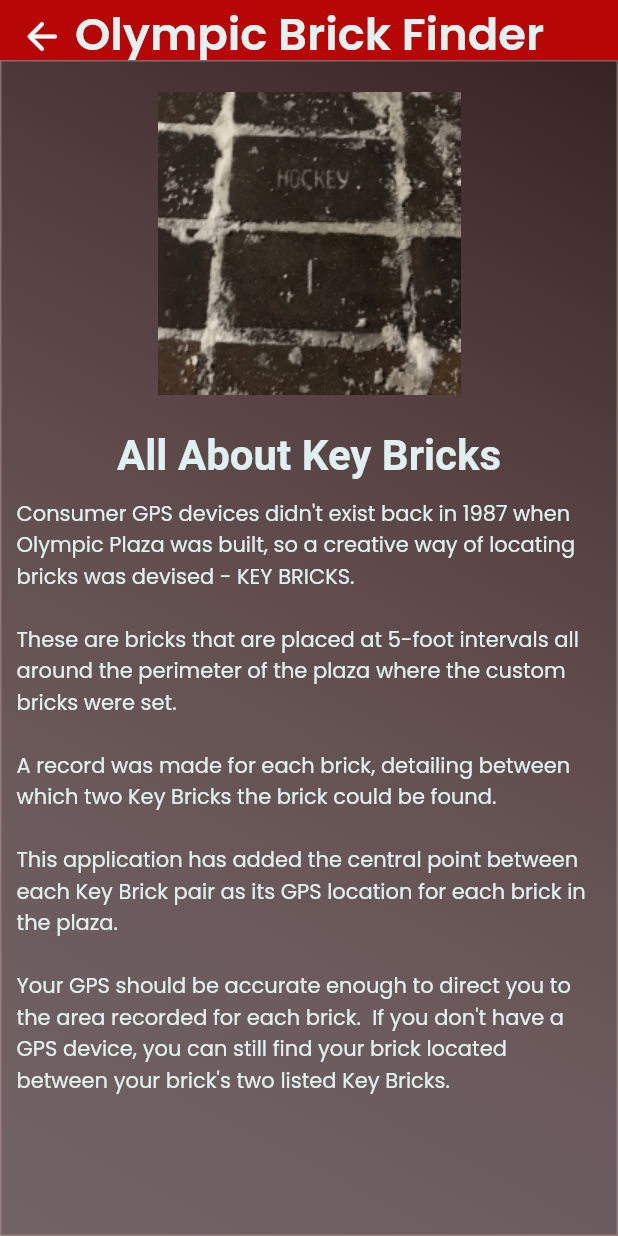
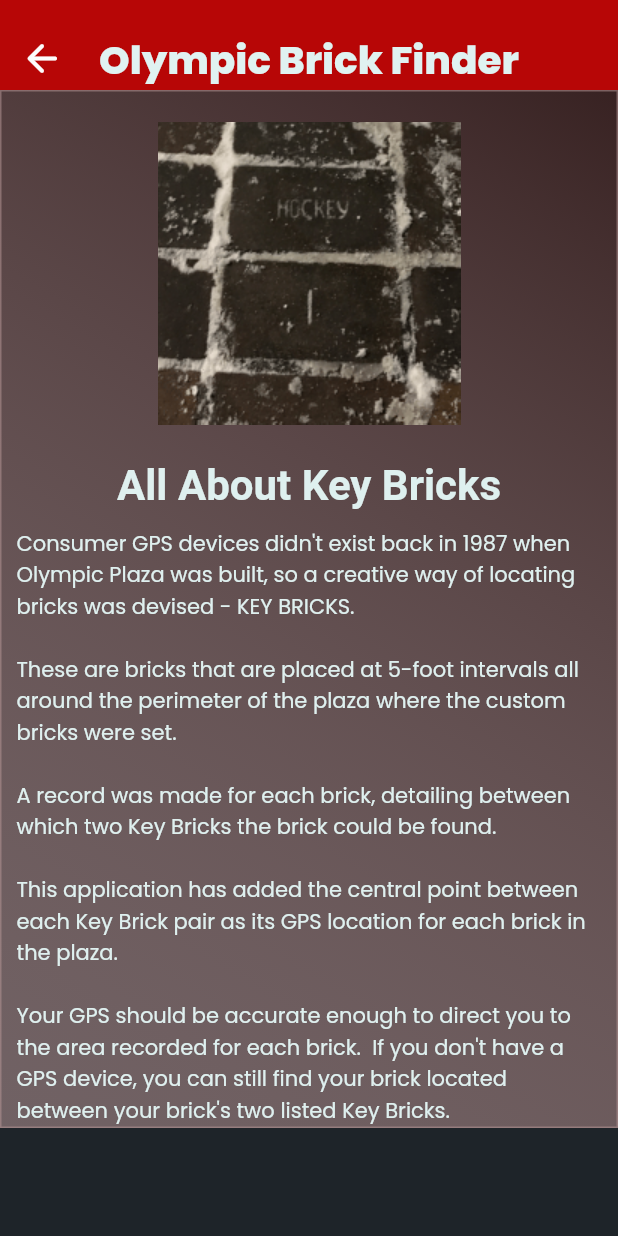
Before and after one commit to RonMcMahon/iOSBrickFinder, a Flutter app: the KeyBricksWidget screen opened directly, on a phone screen of 412 x 824 dp. Run offline on Flutter 3.47's test engine with Material 2 defaults, Android fonts, the phone set to English and light mode, and no system bars; drawn by our look-alikes of auto_size_text; our stand-ins replace built_collection, built_value, cloud_firestore, easy_debounce, equatable, firebase_core and 4 more; missing offline and left inert: algolia; accounts and stored records are empty; generated files the repository leaves out were written again; Roboto replaces fonts that are missing (Lexend Deca); statements that could not run were skipped.

Commit message:
Updating to latest FlutterFlow output.

```diff
--- /dev/null
+++ b/lib/custom_code/actions/index.dart
@@ -0,0 +1 @@
+export 'copy_text.dart' show copyText;
--- a/lib/flutter_flow/flutter_flow_google_map.dart
+++ b/lib/flutter_flow/flutter_flow_google_map.dart
@@ -39,7 +39,7 @@ class FlutterFlowMarker {
 
 class FlutterFlowGoogleMap extends StatefulWidget {
   const FlutterFlowGoogleMap({
-    this.controller,
+    @required this.controller,
     this.onCameraIdle,
     this.initialLocation,
     this.markers = const [],
@@ -93,7 +93,7 @@ class _FlutterFlowGoogleMapState extends State<FlutterFlowGoogleMap> {
   void initState() {
     super.initState();
     currentMapCenter = initialPosition;
-    _controller = widget.controller ?? Completer<GoogleMapController>();
+    _controller = widget.controller;
   }
 
   @override
--- a/lib/flutter_flow/flutter_flow_widgets.dart
+++ b/lib/flutter_flow/flutter_flow_widgets.dart
@@ -90,10 +90,9 @@ class _FFButtonWidgetState extends State<FFButtonWidget> {
             setState(() => loading = true);
             try {
               await widget.onPressed();
-            } catch (e) {
-              print('On pressed error:\n$e');
+            } finally {
+              setState(() => loading = false);
             }
-            setState(() => loading = false);
           }
         : () => widget.onPressed();
 
--- /dev/null
+++ b/lib/index.dart
@@ -0,0 +1,6 @@
+// Export pages
+export 'home_page/home_page_widget.dart' show HomePageWidget;
+export 'details/details_widget.dart' show DetailsWidget;
+export 'about/about_widget.dart' show AboutWidget;
+export 'key_bricks/key_bricks_widget.dart' show KeyBricksWidget;
+export 'share/share_widget.dart' show ShareWidget;
--- a/lib/key_bricks/key_bricks_widget.dart
+++ b/lib/key_bricks/key_bricks_widget.dart
@@ -2,7 +2,6 @@ import '../flutter_flow/flutter_flow_animations.dart';
 import '../flutter_flow/flutter_flow_icon_button.dart';
 import '../flutter_flow/flutter_flow_theme.dart';
 import '../flutter_flow/flutter_flow_util.dart';
-import '../main.dart';
 import 'package:auto_size_text/auto_size_text.dart';
 import 'package:flutter/material.dart';
 import 'package:flutter_spinkit/flutter_spinkit.dart';
@@ -101,37 +100,37 @@ class _KeyBricksWidgetState extends State<KeyBricksWidget>
     return Scaffold(
       key: scaffoldKey,
       appBar: PreferredSize(
-        preferredSize: Size.fromHeight(40),
+        preferredSize: Size.fromHeight(60),
         child: AppBar(
           backgroundColor: Color(0xFFB70606),
           automaticallyImplyLeading: false,
-          leading: FlutterFlowIconButton(
+          leading: Padding(
+            padding: EdgeInsetsDirectional.fromSTEB(0, 15, 0, 0),
+            child: FlutterFlowIconButton(
               borderColor: Colors.transparent,
               borderRadius: 30,
               borderWidth: 1,
               buttonSize: 60,
               icon: Icon(
                 Icons.arrow_back_rounded,
-              color: Colors.white,
+                color: Color(0xFFFDFCFC),
                 size: 30,
               ),
               onPressed: () async {
-              await Navigator.push(
-                context,
-                MaterialPageRoute(
-                  builder: (context) => NavBarPage(initialPage: 'HomePage'),
-                ),
-              );
+                Navigator.pop(context);
               },
             ),
+          ),
           flexibleSpace: Padding(
-            padding: EdgeInsetsDirectional.fromSTEB(50, 0, 0, 0),
+            padding: EdgeInsetsDirectional.fromSTEB(0, 20, 0, 0),
             child: Text(
               'Olympic Brick Finder',
+              textAlign: TextAlign.center,
               style: FlutterFlowTheme.of(context).title1.override(
                     fontFamily: 'Poppins',
                     color: Color(0xFFE0F2F1),
-                    fontSize: 30,
+                    fontSize: 26,
+                    fontWeight: FontWeight.w800,
                   ),
             ),
           ),
@@ -140,7 +139,8 @@ class _KeyBricksWidgetState extends State<KeyBricksWidget>
         ),
       ),
       backgroundColor: Color(0xFF1E2429),
-      body: Container(
+      body: SafeArea(
+        child: Container(
           decoration: BoxDecoration(
             gradient: LinearGradient(
               colors: [Color(0xFC382222), Color(0x8AB69696)],
@@ -153,9 +153,10 @@ class _KeyBricksWidgetState extends State<KeyBricksWidget>
               color: Color(0x8AB69696),
             ),
           ),
+          child: SingleChildScrollView(
             child: Column(
-          mainAxisSize: MainAxisSize.min,
-          mainAxisAlignment: MainAxisAlignment.spaceEvenly,
+              mainAxisSize: MainAxisSize.max,
+              mainAxisAlignment: MainAxisAlignment.center,
               children: [
                 Padding(
                   padding: EdgeInsetsDirectional.fromSTEB(0, 20, 0, 0),
@@ -176,10 +177,9 @@ class _KeyBricksWidgetState extends State<KeyBricksWidget>
                         ),
                   ).animated([animationsMap['textOnPageLoadAnimation1']]),
                 ),
-            Expanded(
-              child: Padding(
+                Padding(
                   padding: EdgeInsetsDirectional.fromSTEB(10, 12, 10, 0),
-                child: AutoSizeText(
+                  child: Text(
                     'Consumer GPS devices didn\'t exist back in 1987 when Olympic Plaza was built, so a creative way of locating bricks was devised - KEY BRICKS.\n\nThese are bricks that are placed at 5-foot intervals all around the perimeter of the plaza where the custom bricks were set.\n\nA record was made for each brick, detailing between which two Key Bricks the brick could be found.\n\nThis application has added the central point between each Key Brick pair as its GPS location for each brick in the plaza.\n\nYour GPS should be accurate enough to direct you to the area recorded for each brick.  If you don\'t have a GPS device, you can still find your brick located between your brick\'s two listed Key Bricks.',
                     textAlign: TextAlign.start,
                     style: FlutterFlowTheme.of(context).bodyText1.override(
@@ -189,10 +189,11 @@ class _KeyBricksWidgetState extends State<KeyBricksWidget>
                         ),
                   ).animated([animationsMap['textOnPageLoadAnimation2']]),
                 ),
+              ],
             ),
-          ],
           ).animated([animationsMap['columnOnPageLoadAnimation']]),
         ).animated([animationsMap['containerOnPageLoadAnimation']]),
+      ),
     );
   }
 }
--- a/pubspec.yaml
+++ b/pubspec.yaml
@@ -15,7 +15,7 @@ publish_to: 'none' # Remove this line if you wish to publish to pub.dev
 # In iOS, build-name is used as CFBundleShortVersionString while build-number used as CFBundleVersion.
 # Read more about iOS versioning at
 # https://developer.apple.com/library/archive/documentation/General/Reference/InfoPlistKeyReference/Articles/CoreFoundationKeys.html
-version: 2.0.0+2
+version: 2.0.1+14
 
 environment:
   sdk: ">=2.7.0 <3.0.0"
@@ -45,7 +45,6 @@ dependencies:
   json_path: 0.2.1
   json_serializable: 6.1.3
   page_transition: 2.0.4
-  share_plus: ^2.1.4
   shared_preferences: 2.0.11
   timeago: 3.1.0
   url_launcher: 6.0.15
```
Also changed, not shown: lib/about/about_widget.dart (+14 -13 lines), lib/backend/backend.dart (+26 -10 lines), lib/backend/schema/bricks_record.dart (+4 -4 lines), lib/custom_code/actions/copy_text.dart (added, +13 -0 lines), lib/details/details_widget.dart (+51 -31 lines), lib/home_page/home_page_widget.dart (+13 -1 lines), lib/main.dart (+5 -11 lines), lib/share/share_widget.dart (+57 -13 lines). Lines whose indentation alone changed are shown as unchanged.
